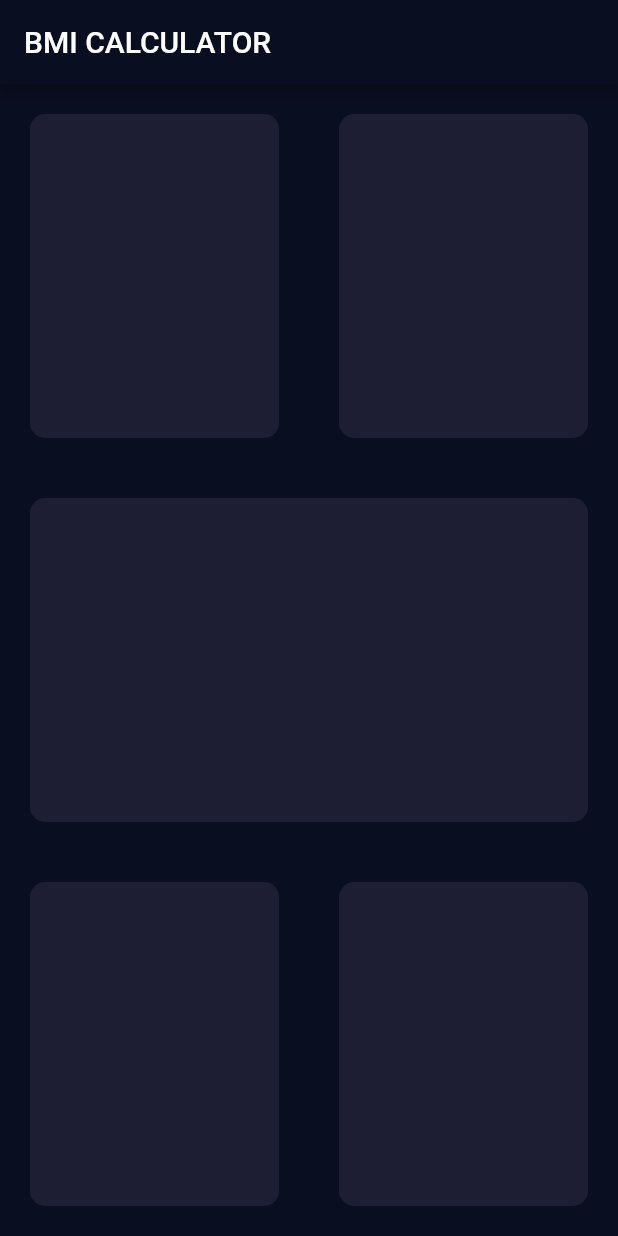
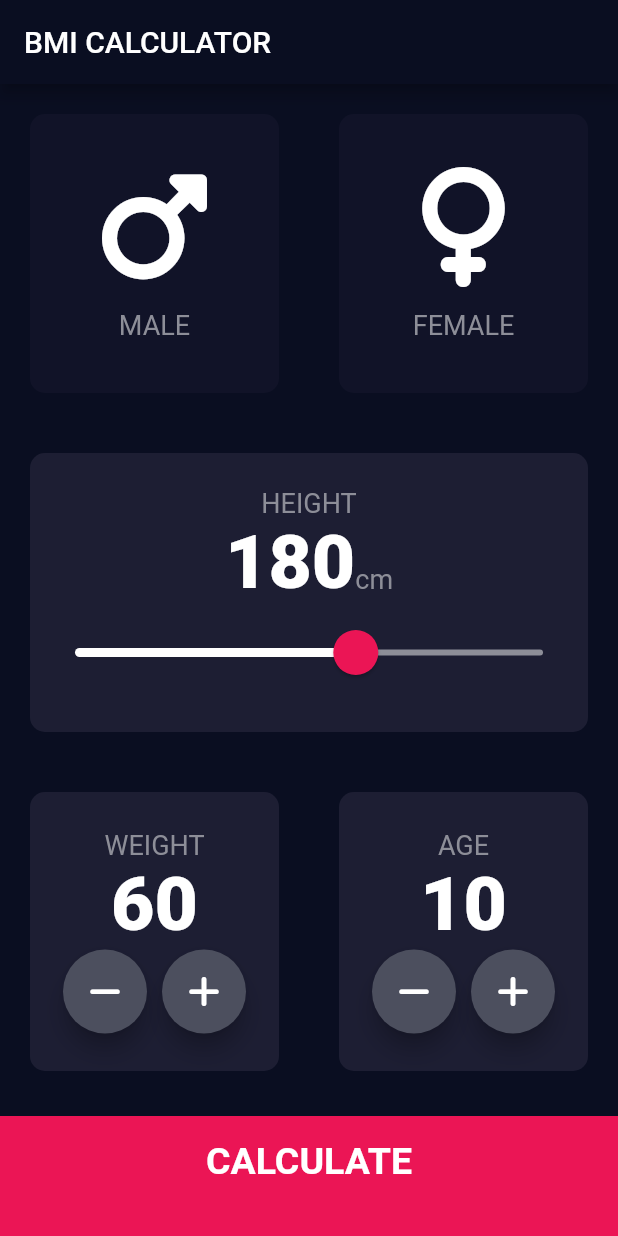
Before and after one commit to abhimestri/BMI-App, a Flutter app: the screen it shows after launch, on a phone screen of 412 x 824 dp. Run offline on Flutter 3.47's test engine with Material 2 defaults, Android fonts, the phone set to English and light mode, and no system bars; our stand-ins replace font_awesome_flutter.

Commit message:
final submission

```diff
--- /dev/null
+++ b/lib/bottom_button.dart
@@ -0,0 +1,24 @@
+import 'package:flutter/material.dart';
+import 'constants.dart';
+class BottomButton extends StatelessWidget {
+
+  BottomButton({ @required this.onTap, this.buttonTitle });
+
+  final Function onTap;
+  final String buttonTitle;
+
+  @override
+  Widget build(BuildContext context) {
+    return GestureDetector(
+      onTap: onTap,
+      child: Container(
+        child: Center(child: Text(buttonTitle, style: kLargeButtonStyle,)),
+        width: double.infinity,
+        height: 80,
+        padding: EdgeInsets.only(bottom: 20.0),
+        color: kBottomCardColor,
+        margin: EdgeInsets.only(top: 10.0),
+      ),
+    );
+  }
+}
--- /dev/null
+++ b/lib/brain.dart
@@ -0,0 +1,36 @@
+import 'package:flutter/foundation.dart';
+import 'dart:math';
+class CalculatorBrain {
+
+  CalculatorBrain({this.height,this.weight });
+  final weight;
+  final height;
+
+  double _bmi;
+
+  String calculateBMI(){
+    _bmi = weight/pow(height/100, 2);
+    return _bmi.toStringAsFixed(1);
+  }
+
+  String getResult(){
+    if(_bmi >= 25){
+      return 'Overweight';
+    }else if(_bmi >= 18){
+      return 'Normal';
+    }else{
+      return 'Underweight';
+    }
+  }
+
+  String getInterpretation(){
+    if(_bmi >= 25){
+      return 'You have higher than normal body weight ,try exercising';
+    }else if(_bmi >= 18){
+      return 'You have normal body weight ,good job!';
+    }else{
+      return 'You have lower than normal body weight ,you can eat a bit more';
+    }
+  }
+
+}
--- /dev/null
+++ b/lib/constants.dart
@@ -0,0 +1,41 @@
+import 'package:flutter/material.dart';
+
+const kLabelTextStyle = TextStyle(
+    fontSize: 18.0,
+    color: Color(0xFF8D8E98)
+);
+
+const kNumberTextStyle = TextStyle(
+  fontSize: 50.0,
+  fontWeight: FontWeight.w900,
+);
+
+const kLargeButtonStyle = TextStyle(
+  fontSize: 25.0,
+  fontWeight: FontWeight.bold
+);
+
+const kTitleTextStyle = TextStyle(
+  fontSize: 50,
+  fontWeight: FontWeight.bold
+);
+
+const kResultTextStyle = TextStyle(
+  color: Color(0xFF24d876),
+  fontSize: 22.0,
+  fontWeight: FontWeight.bold
+);
+
+const kBMITextStyle = TextStyle(
+  fontWeight: FontWeight.bold,
+  fontSize: 100.0,
+);
+
+const kBodyTextStyle = TextStyle(
+  fontSize: 22.0,
+);
+
+const kBottomContainerHeight = 80.0;
+const kActiveCardColor = Color(0xff1D1E33);
+const kInactiveCardColor = Color(0xFF111328);
+const kBottomCardColor = Color(0xFFEB1555);
--- /dev/null
+++ b/lib/icon_content.dart
@@ -0,0 +1,30 @@
+import 'package:flutter/material.dart';
+import 'constants.dart';
+
+class IconContent extends StatelessWidget {
+
+  IconContent({this.icon, this.label});
+
+  final IconData icon;
+  final String label;
+
+  @override
+  Widget build(BuildContext context) {
+    return Column(
+      mainAxisAlignment: MainAxisAlignment.center,
+      children: [
+        Icon(
+          icon,
+          size: 80.0,
+        ),
+        SizedBox(
+          height: 15.0,
+        ),
+        Text(
+          label,
+          style: kLabelTextStyle
+        )
+      ],
+    );
+  }
+}
--- a/lib/input_page.dart
+++ b/lib/input_page.dart
@@ -1,4 +1,16 @@
 import 'package:flutter/material.dart';
+import 'icon_content.dart';
+import 'reusable_card.dart';
+import 'package:font_awesome_flutter/font_awesome_flutter.dart';
+import 'constants.dart';
+import 'results_page.dart';
+import 'bottom_button.dart';
+import 'round_icon_button.dart';
+import 'brain.dart';
+enum Gender {
+  male,
+  female,
+}
 
 class InputPage extends StatefulWidget {
   @override
@@ -6,6 +18,11 @@ class InputPage extends StatefulWidget {
 }
 
 class _InputPageState extends State<InputPage> {
+
+  Gender selectedGender;
+  double height = 180;
+  int weight = 60;
+  int age = 10;
   @override
   Widget build(BuildContext context) {
     return Scaffold(
@@ -13,50 +30,187 @@ class _InputPageState extends State<InputPage> {
         title: Text('BMI CALCULATOR'),
       ),
       body: Column(
+        crossAxisAlignment: CrossAxisAlignment.stretch,
         children: [
           Expanded(child: Row(
             children: [
               Expanded(
-                child: ReusableWidget(colour: Color(0xff1D1E33),),
+                child: ReusableWidget(
+                  onPress: (){
+                    setState(() {
+                      selectedGender = Gender.male;
+                    });
+                  },
+                  colour: selectedGender == Gender.male ? kActiveCardColor : kInactiveCardColor,
+                  cardChild: IconContent(icon: FontAwesomeIcons.mars, label: 'MALE',),
+                ),
               ),
               Expanded(
-                child: ReusableWidget(colour: Color(0xff1D1E33),),
+                child: ReusableWidget(
+                  onPress: (){
+                    setState(() {
+                      selectedGender = Gender.female;
+                    });
+                  },
+                  colour: selectedGender == Gender.female ? kActiveCardColor : kInactiveCardColor,
+                  cardChild: IconContent(icon: FontAwesomeIcons.venus, label: 'FEMALE',),
+                ),
               )
             ],
           )),
           Expanded(
-            child: ReusableWidget(colour: Color(0xff1D1E33),),
+            child: ReusableWidget(
+              colour: kActiveCardColor,
+              cardChild: Column(
+                mainAxisAlignment: MainAxisAlignment.center,
+                children: [
+                  Text(
+                    'HEIGHT',
+                    style: kLabelTextStyle,
+                  ),
+                  Row(
+                    mainAxisAlignment: MainAxisAlignment.center,
+                    crossAxisAlignment: CrossAxisAlignment.baseline,
+                    textBaseline: TextBaseline.alphabetic,
+                    children: [
+                      Text(
+                        height.ceil().toString(),
+                        style: kNumberTextStyle,
+                      ),
+                      Text(
+                        'cm',
+                        style: kLabelTextStyle,
+                      )
+                    ],
+                  ),
+                  SliderTheme(
+                    data: SliderTheme.of(context).copyWith(
+                      overlayColor: Color(0x29EB1555),
+                      activeTrackColor: Color(0xFFFFFFFF),
+                      thumbColor: Color(0xFFEB1555),
+                      thumbShape: RoundSliderThumbShape(
+                          enabledThumbRadius: 15.0
+                      ),
+                      overlayShape: RoundSliderOverlayShape(
+                        overlayRadius: 30.0
+                      ),
+                    ),
+                    child: Slider(
+                        value: height,
+                        min: 120.0,
+                        max: 220.0,
+                        onChanged: (double newValue){
+                          setState(() {
+                            height = newValue;
+                          });
+                        },
+                        inactiveColor: Color(0xFF8D8E98),
+                    ),
+                  )
+                ],
+              ),
+            ),
           ),
           Expanded(child: Row(
             children: [
               Expanded(
-                child: ReusableWidget(colour: Color(0xff1D1E33),),
+                child: ReusableWidget(
+                  colour: kActiveCardColor,
+                  cardChild: Column(
+                    mainAxisAlignment: MainAxisAlignment.center,
+                    children: [
+                      Text(
+                        'WEIGHT',
+                        style: kLabelTextStyle,
+                      ),
+                      Text(
+                        weight.toString(),
+                        style: kNumberTextStyle,
+                      ),
+                      Row(
+                        mainAxisAlignment: MainAxisAlignment.center,
+                        children: [
+                          RoundIconButton(
+                            icon: FontAwesomeIcons.minus,
+                            onPress: (){
+                              setState(() {
+                                weight -= 1;
+                              });
+                            },
+                          ),
+                          SizedBox(width: 10,),
+                          RoundIconButton(
+                            icon: FontAwesomeIcons.plus,
+                            onPress: (){
+                              setState(() {
+                                weight += 1;
+                              });
+                            },
+                          ),
+                        ],
+                      )
+                    ],
+                  ),
+                ),
               ),
               Expanded(
-                child: ReusableWidget(colour: Color(0xff1D1E33),),
+                child: ReusableWidget(
+                  colour: kActiveCardColor,
+                  cardChild: Column(
+                    mainAxisAlignment: MainAxisAlignment.center,
+                    children: [
+                      Text(
+                        'AGE',
+                        style: kLabelTextStyle,
+                      ),
+                      Text(
+                        age.toString(),
+                        style: kNumberTextStyle,
+                      ),
+                      Row(
+                        mainAxisAlignment: MainAxisAlignment.center,
+                        children: [
+                          RoundIconButton(
+                            icon: FontAwesomeIcons.minus,
+                            onPress: (){
+                              setState(() {
+                                age -= 1;
+                              });
+                            },
+                          ),
+                          SizedBox(width: 10,),
+                          RoundIconButton(
+                            icon: FontAwesomeIcons.plus,
+                            onPress: (){
+                              setState(() {
+                                age += 1;
+                              });
+                            },
+                          ),
+                        ],
+                      )
+                    ],
+                  ),
+                ),
               )
             ],
-          ))
+          )),
+          BottomButton(
+            buttonTitle: 'CALCULATE',
+            onTap: (){
+            CalculatorBrain calc = CalculatorBrain(height: height, weight: weight);
+            Navigator.push(
+                context,
+                MaterialPageRoute(builder:
+                    (context) => ResultPage(
+                        result : calc.calculateBMI(),
+                        resultText : calc.getResult(),
+                        interpretation : calc.getInterpretation()),
+                ),
+            );
+          },)
         ],
       )
     );
   }
 }
-
-class ReusableWidget extends StatelessWidget {
-
-  ReusableWidget({@required this.colour});
-
-  final Color colour;
-
-  @override
-  Widget build(BuildContext context) {
-    return Container(
-      margin: EdgeInsets.all(20.0),
-      decoration: BoxDecoration(
-        color: colour,
-        borderRadius: BorderRadius.circular(10.0)
-      ),
-    );
-  }
-}
--- /dev/null
+++ b/lib/reusable_card.dart
@@ -0,0 +1,25 @@
+import 'package:flutter/material.dart';
+
+class ReusableWidget extends StatelessWidget {
+
+  ReusableWidget({@required this.colour, this.cardChild,this.onPress});
+
+  final Color colour;
+  final Widget cardChild;
+  final Function onPress;
+
+  @override
+  Widget build(BuildContext context) {
+    return GestureDetector(
+      onTap: onPress,
+      child: Container(
+        child : cardChild,
+        margin: EdgeInsets.all(20.0),
+        decoration: BoxDecoration(
+            color: colour,
+            borderRadius: BorderRadius.circular(10.0)
+        ),
+      ),
+    );
+  }
+}
--- /dev/null
+++ b/lib/round_icon_button.dart
@@ -0,0 +1,24 @@
+import 'package:flutter/material.dart';
+import 'constants.dart';
+class RoundIconButton extends StatelessWidget {
+
+  RoundIconButton({@required this.icon, this.onPress});
+
+  final IconData icon;
+  final Function onPress;
+
+  @override
+  Widget build(BuildContext context) {
+    return RawMaterialButton(
+      child: Icon(icon),
+      constraints: BoxConstraints.tightFor(
+        width: 56,
+        height: 56,
+      ),
+      shape: CircleBorder(),
+      fillColor: Color(0xff4c4f5e),
+      elevation: 6.0,
+      onPressed: onPress,
+    );
+  }
+}
--- a/pubspec.yaml
+++ b/pubspec.yaml
@@ -11,6 +11,7 @@ dependencies:
     sdk: flutter
 
   cupertino_icons: ^0.1.2
+  font_awesome_flutter : ^8.4.0
 
 dev_dependencies:
   flutter_test:
```
Also changed, not shown: lib/results_page.dart (added, +67 -0 lines).
